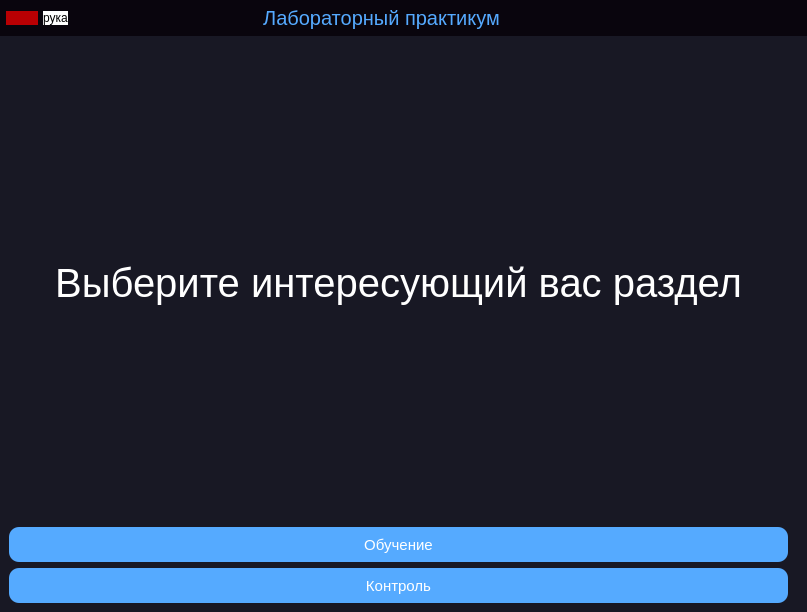
First picture: the form in src/interface.ui, repository KirillGalacti/raspberry, before the edit.
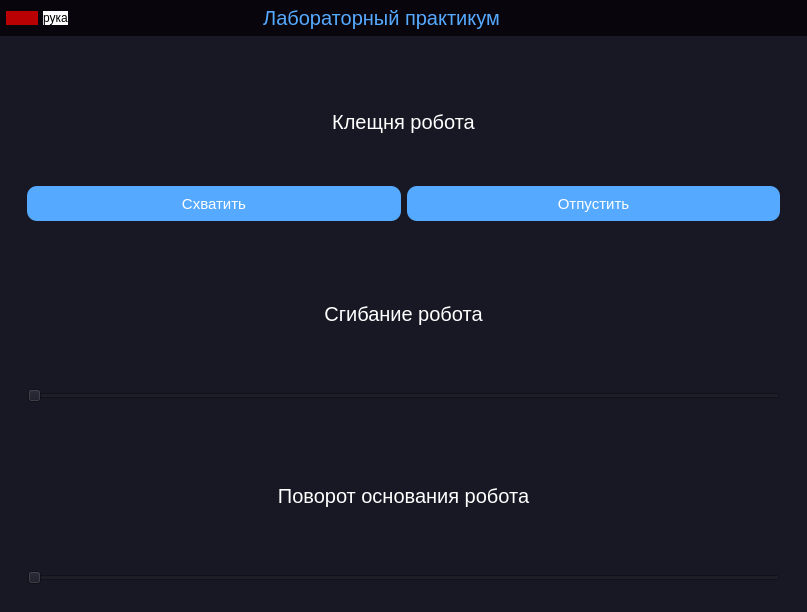
Second picture: the form after the edit. The open tabs and pages were chosen to show the change. Icons and pictures are not drawn.

The edit to the form file:
```diff
--- a/src/interface.ui
+++ b/src/interface.ui
@@ -152,7 +152,7 @@
               </widget>
              </item>
              <item>
-              <widget class="QPushButton" name="btn_hand_robot">
+              <widget class="QPushButton" name="btn_page_robot_hand">
                <property name="sizePolicy">
                 <sizepolicy hsizetype="Fixed" vsizetype="Fixed">
                  <horstretch>0</horstretch>
@@ -322,49 +322,8 @@
                 <bool>true</bool>
                </property>
                <property name="currentIndex">
-                <number>0</number>
+                <number>3</number>
                </property>
-               <widget class="QWidget" name="page_1">
-                <property name="styleSheet">
-                 <string notr="true">QPushButton{
-	color: white;
-	background:rgb(85, 170, 255);
-	height: 35px;
- 	border-radius:10px;
-	font-size:15px;
-}
-QLabel{
-	color:white;
-	font-size: 40px;
-}</string>
-                </property>
-                <layout class="QVBoxLayout" name="verticalLayout_2">
-                 <item>
-                  <widget class="QLabel" name="label_2">
-                   <property name="text">
-                    <string>Выберите интересующий вас раздел</string>
-                   </property>
-                   <property name="alignment">
-                    <set>Qt::AlignCenter</set>
-                   </property>
-                  </widget>
-                 </item>
-                 <item>
-                  <widget class="QPushButton" name="btn_page_3">
-                   <property name="text">
-                    <string>Обучение</string>
-                   </property>
-                  </widget>
-                 </item>
-                 <item>
-                  <widget class="QPushButton" name="btn_page_2">
-                   <property name="text">
-                    <string>Контроль</string>
-                   </property>
-                  </widget>
-                 </item>
-                </layout>
-               </widget>
                <widget class="QWidget" name="page_2">
                 <property name="styleSheet">
                  <string notr="true">QPushButton{
@@ -386,7 +345,7 @@
                      <rect>
                       <x>0</x>
                       <y>0</y>
-                      <width>92</width>
+                      <width>772</width>
                       <height>586</height>
                      </rect>
                     </property>
@@ -516,7 +475,7 @@
                      <rect>
                       <x>0</x>
                       <y>0</y>
-                      <width>92</width>
+                      <width>772</width>
                       <height>586</height>
                      </rect>
                     </property>
@@ -625,28 +584,171 @@
                  </item>
                 </layout>
                </widget>
-              </widget>
-             </item>
-             <item>
-              <widget class="QFrame" name="size_grip">
-               <property name="minimumSize">
-                <size>
-                 <width>10</width>
-                 <height>10</height>
-                </size>
-               </property>
-               <property name="maximumSize">
-                <size>
-                 <width>10</width>
-                 <height>10</height>
-                </size>
-               </property>
-               <property name="frameShape">
-                <enum>QFrame::StyledPanel</enum>
-               </property>
-               <property name="frameShadow">
-                <enum>QFrame::Raised</enum>
-               </property>
+               <widget class="QWidget" name="page_robot_hand">
+                <property name="styleSheet">
+                 <string notr="true">QPushButton{
+	color: white;
+	background:rgb(85, 170, 255);
+	height: 35px;
+ 	border-radius:10px;
+	font-size:15px;
+}
+
+QLabel{
+	font-size: 20px;
+	color: white;
+}</string>
+                </property>
+                <layout class="QVBoxLayout" name="verticalLayout_5">
+                 <item>
+                  <widget class="QFrame" name="frame_4">
+                   <property name="frameShape">
+                    <enum>QFrame::StyledPanel</enum>
+                   </property>
+                   <property name="frameShadow">
+                    <enum>QFrame::Raised</enum>
+                   </property>
+                   <layout class="QVBoxLayout" name="verticalLayout_6">
+                    <item>
+                     <widget class="QFrame" name="frame_5">
+                      <property name="frameShape">
+                       <enum>QFrame::StyledPanel</enum>
+                      </property>
+                      <property name="frameShadow">
+                       <enum>QFrame::Raised</enum>
+                      </property>
+                      <layout class="QGridLayout" name="gridLayout_3">
+                       <item row="1" column="0">
+                        <widget class="QPushButton" name="pushButton_29">
+                         <property name="text">
+                          <string>Схватить</string>
+                         </property>
+                        </widget>
+                       </item>
+                       <item row="1" column="1">
+                        <widget class="QPushButton" name="pushButton_30">
+                         <property name="text">
+                          <string>Отпустить</string>
+                         </property>
+                        </widget>
+                       </item>
+                       <item row="0" column="0" colspan="2">
+                        <widget class="QLabel" name="label">
+                         <property name="text">
+                          <string>Клещня робота</string>
+                         </property>
+                         <property name="alignment">
+                          <set>Qt::AlignCenter</set>
+                         </property>
+                        </widget>
+                       </item>
+                      </layout>
+                     </widget>
+                    </item>
+                    <item>
+                     <widget class="QFrame" name="frame_6">
+                      <property name="frameShape">
+                       <enum>QFrame::StyledPanel</enum>
+                      </property>
+                      <property name="frameShadow">
+                       <enum>QFrame::Raised</enum>
+                      </property>
+                      <layout class="QVBoxLayout" name="verticalLayout_7">
+                       <item>
+                        <widget class="QLabel" name="label_4">
+                         <property name="text">
+                          <string>Сгибание робота</string>
+                         </property>
+                         <property name="alignment">
+                          <set>Qt::AlignCenter</set>
+                         </property>
+                        </widget>
+                       </item>
+                       <item>
+                        <widget class="QSlider" name="horizontalSlider">
+                         <property name="orientation">
+                          <enum>Qt::Horizontal</enum>
+                         </property>
+                        </widget>
+                       </item>
+                      </layout>
+                     </widget>
+                    </item>
+                    <item>
+                     <widget class="QFrame" name="frame_7">
+                      <property name="frameShape">
+                       <enum>QFrame::StyledPanel</enum>
+                      </property>
+                      <property name="frameShadow">
+                       <enum>QFrame::Raised</enum>
+                      </property>
+                      <layout class="QVBoxLayout" name="verticalLayout_8">
+                       <item>
+                        <widget class="QLabel" name="label_5">
+                         <property name="text">
+                          <string>Поворот основания робота</string>
+                         </property>
+                         <property name="alignment">
+                          <set>Qt::AlignCenter</set>
+                         </property>
+                        </widget>
+                       </item>
+                       <item>
+                        <widget class="QSlider" name="turn">
+                         <property name="orientation">
+                          <enum>Qt::Horizontal</enum>
+                         </property>
+                        </widget>
+                       </item>
+                      </layout>
+                     </widget>
+                    </item>
+                   </layout>
+                  </widget>
+                 </item>
+                </layout>
+               </widget>
+               <widget class="QWidget" name="page_1">
+                <property name="styleSheet">
+                 <string notr="true">QPushButton{
+	color: white;
+	background:rgb(85, 170, 255);
+	height: 35px;
+ 	border-radius:10px;
+	font-size:15px;
+}
+QLabel{
+	color:white;
+	font-size: 40px;
+}</string>
+                </property>
+                <layout class="QVBoxLayout" name="verticalLayout_2">
+                 <item>
+                  <widget class="QLabel" name="label_2">
+                   <property name="text">
+                    <string>Выберите интересующий вас раздел</string>
+                   </property>
+                   <property name="alignment">
+                    <set>Qt::AlignCenter</set>
+                   </property>
+                  </widget>
+                 </item>
+                 <item>
+                  <widget class="QPushButton" name="btn_page_3">
+                   <property name="text">
+                    <string>Обучение</string>
+                   </property>
+                  </widget>
+                 </item>
+                 <item>
+                  <widget class="QPushButton" name="btn_page_2">
+                   <property name="text">
+                    <string>Контроль</string>
+                   </property>
+                  </widget>
+                 </item>
+                </layout>
+               </widget>
               </widget>
              </item>
             </layout>
```
Left out of the diff: 39 changed lines with no effect on the pictures.
